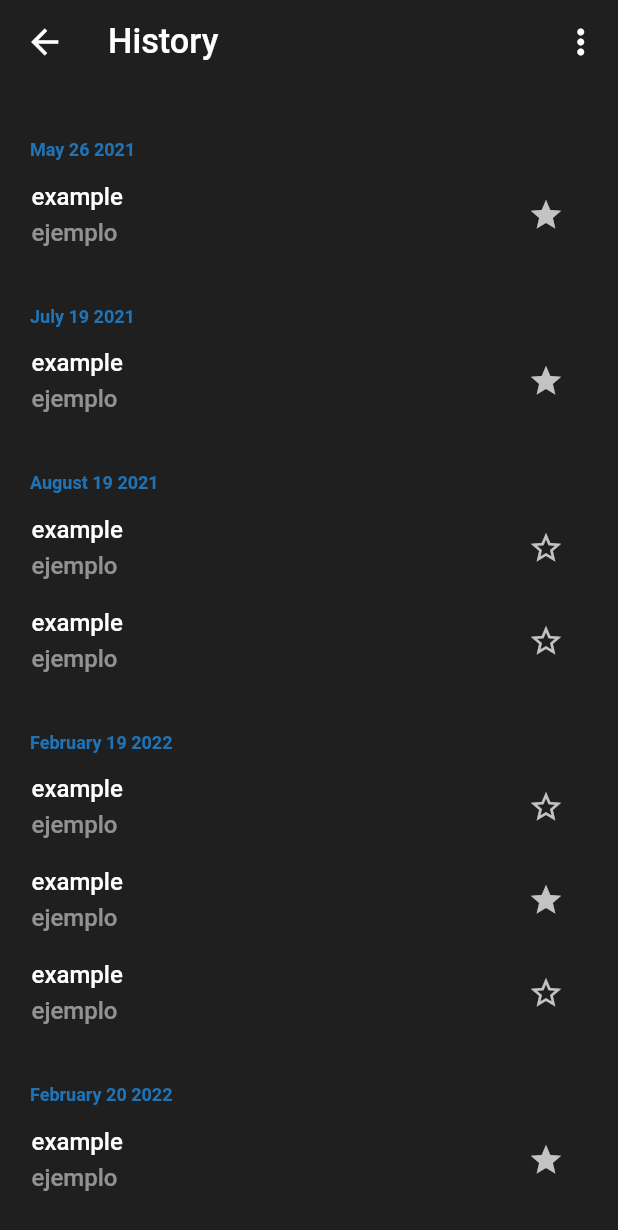
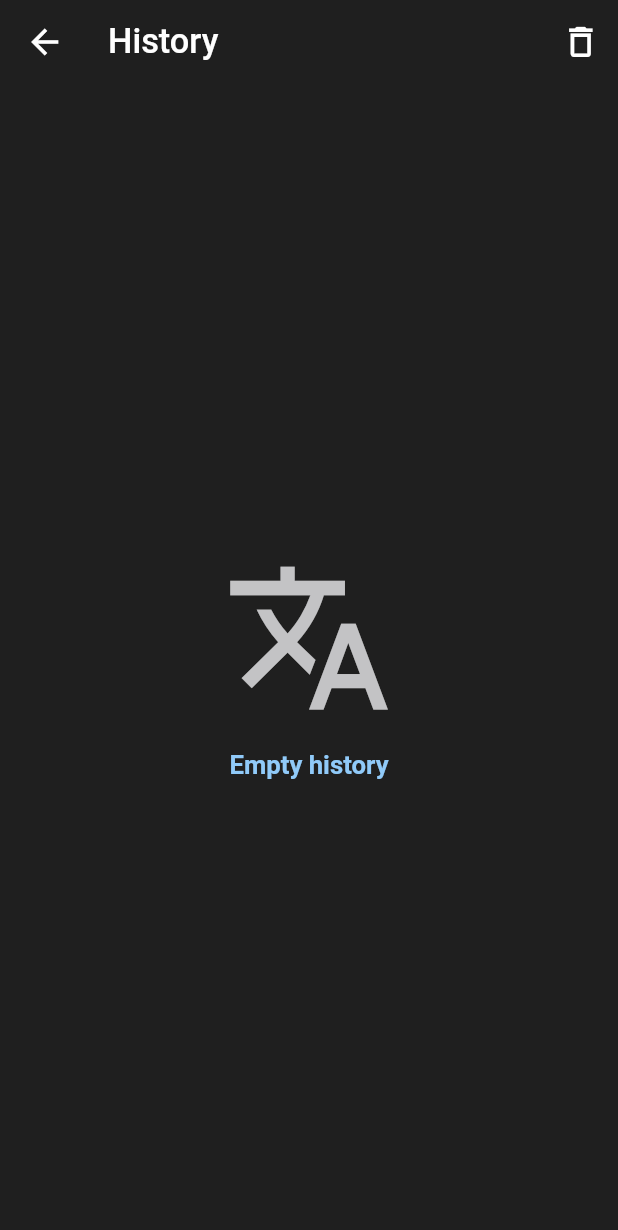
Before and after one commit to camilo1498/flutter_translate_app, a Flutter app: the HistoryPage screen opened directly, on a phone screen of 412 x 824 dp. Shown: the top 1230 px of the screen. Run offline on Flutter 3.47's test engine with Material 2 defaults, Android fonts, the phone set to English and light mode, and no system bars; drawn by our look-alikes of grouped_list; our stand-ins replace dio, flutter_keyboard_visibility, flutter_screenutil, fluttertoast, sqflite; accounts and stored records are empty; statements that could not run were skipped.

Commit message:
add history functionality and refactor controller classes

```diff
--- a/lib/main.dart
+++ b/lib/main.dart
@@ -2,8 +2,9 @@ import 'package:flutter/material.dart';
 import 'package:flutter/services.dart';
 import 'package:flutter_screenutil/flutter_screenutil.dart';
 import 'package:flutter_translator_app/src/presentation/pages/home_page/home_page.dart';
+import 'package:flutter_translator_app/src/presentation/providers/history_provider.dart';
 import 'package:flutter_translator_app/src/presentation/providers/home_page_provider.dart';
-import 'package:flutter_translator_app/src/presentation/providers/select_language_provider.dart';
+import 'package:flutter_translator_app/src/presentation/providers/language_provider.dart';
 import 'package:flutter_translator_app/src/presentation/providers/translate_provider.dart';
 import 'package:provider/provider.dart';
 
@@ -27,7 +28,8 @@ void main() {
     providers: [
       ChangeNotifierProvider(create: (_) => HomePageProvider()),
       ChangeNotifierProvider(create: (_) => TranslateProvider()),
-      ChangeNotifierProvider(create: (_) => SelectLanguageProvider()),
+      ChangeNotifierProvider(create: (_) => LanguageProvider()),
+      ChangeNotifierProvider(create: (_) => HistoryProvider()),
     ],
     child: const MyApp(),
   ));
--- a/lib/src/data/models/History.dart
+++ b/lib/src/data/models/History.dart
@@ -1,6 +1,3 @@
-// ignore_for_file: file_names
-import 'package:flutter_translator_app/src/data/models/language.dart';
-
 class HistoryFields {
   static const String tableHistory = 'history';
   static const String id = '_id';
@@ -13,13 +10,13 @@ class HistoryFields {
 }
 
 class History {
-  String? id;
+  int? id;
   int? timestamp;
   String? originalText;
   String? translationText;
   String? originalTextCode;
   String? translationTextCode;
-  bool? isFavorite;
+  String? isFavorite;
   History({
     this.id,
     this.timestamp,
@@ -29,6 +26,25 @@ class History {
     this.translationTextCode,
     this.isFavorite,
   });
+
+  History copy({
+    int? id,
+    int? timestamp,
+    String? originalText,
+    String? translationText,
+    String? originalTextCode,
+    String? translationTextCode,
+    String? isFavorite,
+}) => History(
+    id: id ?? this.id,
+    timestamp: timestamp ?? this.timestamp,
+    originalText: originalText ?? this.originalText,
+    translationText: translationText ?? this.translationText,
+    originalTextCode: originalTextCode ?? this.originalTextCode,
+    translationTextCode: translationTextCode ?? this.translationTextCode,
+    isFavorite:  isFavorite ?? this.isFavorite
+  );
+
 
   factory History.fromJson(Map<String, dynamic> json) => History(
         id: json["id"],
--- a/lib/src/presentation/pages/history_page/history_page.dart
+++ b/lib/src/presentation/pages/history_page/history_page.dart
@@ -1,43 +1,91 @@
 import 'package:flutter/material.dart';
 import 'package:flutter_screenutil/flutter_screenutil.dart';
+import 'package:flutter_translator_app/src/core/constants/app_colors.dart';
+import 'package:flutter_translator_app/src/data/models/History.dart';
 import 'package:flutter_translator_app/src/presentation/pages/history_page/history_page_controller.dart';
+import 'package:flutter_translator_app/src/presentation/providers/history_provider.dart';
 import 'package:flutter_translator_app/src/presentation/widgets/animations/animated_onTap_button.dart';
 import 'package:grouped_list/grouped_list.dart';
 import 'package:intl/intl.dart';
+import 'package:provider/provider.dart';
 
-class HistoryPage extends StatelessWidget {
+class HistoryPage extends StatefulWidget {
   final ScrollController? listController;
-  HistoryPage({Key? key, this.listController}) : super(key: key);
-  final HistoryPageController _historyPageController = HistoryPageController();
+  const HistoryPage({Key? key, this.listController}) : super(key: key);
+
+  @override
+  State<HistoryPage> createState() => _HistoryPageState();
+}
+
+class _HistoryPageState extends State<HistoryPage> {
+  /// history controller
+  late HistoryPageController _historyPageController ;
+
+  /// parse date time
   DateFormat dateFormat = DateFormat("yyyy-MM-dd HH:mm:ss");
+
+  /// app colors instance
+  final AppColors appColors = AppColors();
+
+  /// screen util instance
   final ScreenUtil screenUtil = ScreenUtil();
+
+  @override
+  void initState() {
+    _historyPageController = HistoryPageController(context: context);
+    super.initState();
+  }
   @override
   Widget build(BuildContext context) {
+
     return NotificationListener<OverscrollIndicatorNotification>(
       onNotification: (overscroll) {
         overscroll.disallowIndicator();
         return false;
       },
-      child: Scaffold(
+      child: Consumer<HistoryProvider>(
+        builder: (_, historyProvider, __){
+          return Scaffold(
             backgroundColor: _historyPageController.appColors.backgroundColor,
             appBar: PreferredSize(
               preferredSize: Size(screenUtil.screenWidth, 170.w),
-          child: historyAppbar(onTap: () {
-            Navigator.pop(context);
-          }),
+              child: HistoryAppBar(
+                onTap: () => Navigator.pop(context),
+                historyPageController: _historyPageController,
               ),
-        body: historyBody(),
+            ),
+            body: HistoryBody(historyProvider: historyProvider, historyPageController: _historyPageController),
+          );
+        },
       ),
     );
   }
+}
 
-  Widget historyAppbar({required Function() onTap}) {
+class HistoryAppBar extends StatelessWidget {
+  final Function() onTap;
+  final HistoryPageController historyPageController;
+  HistoryAppBar({
+    Key? key,
+    required this.onTap,
+    required this.historyPageController
+  }) : super(key: key);
+
+
+  /// app colors instance
+  final AppColors appColors = AppColors();
+
+  /// screen util instance
+  final ScreenUtil screenUtil = ScreenUtil();
+
+  @override
+  Widget build(BuildContext context) {
     return AppBar(
       backgroundColor: Colors.transparent,
       elevation: 0,
       title: Text('History',
           style: TextStyle(
-              color: _historyPageController.appColors.colorText1,
+              color: historyPageController.appColors.colorText1,
               fontSize: 60.sp)),
       leading: Padding(
         padding: EdgeInsets.only(left: 10.w),
@@ -54,11 +102,9 @@ class HistoryPage extends StatelessWidget {
         Padding(
           padding: EdgeInsets.only(right: 30.w),
           child: AnimatedOnTapButton(
-            onTap: () {
-              /// open setting page
-            },
+            onTap: historyPageController.deleteAllHistory,
             child: Icon(
-              Icons.more_vert,
+              Icons.delete_outline,
               color: Colors.white,
               size: 70.w,
             ),
@@ -67,29 +113,57 @@ class HistoryPage extends StatelessWidget {
       ],
     );
   }
+}
 
-  Widget historyBody() {
+class HistoryBody extends StatelessWidget {
+  final HistoryProvider historyProvider;
+  final HistoryPageController historyPageController;
+
+  HistoryBody({
+    Key? key,
+    required this.historyProvider,
+    required this.historyPageController
+  }) : super(key: key);
+
+  /// parse date time
+  DateFormat dateFormat = DateFormat("yyyy-MM-dd HH:mm:ss");
+
+  /// app colors instance
+  final AppColors appColors = AppColors();
+
+  /// screen util instance
+  final ScreenUtil screenUtil = ScreenUtil();
+
+  /// list controller
+  final ScrollController? listController = ScrollController();
+  @override
+  Widget build(BuildContext context) {
+    return Consumer<HistoryProvider>(
+      builder: (_, historyProvider, __){
         return Material(
           color: Colors.transparent,
-      child: Padding(
+          child: historyProvider.historyList.isNotEmpty
+              ? Padding(
             padding: const EdgeInsets.only(bottom: 20),
-        child: GroupedListView<dynamic, String>(
-          elements: _historyPageController.elements,
+            child: GroupedListView<History, String>(
+              elements: historyProvider.historyList,
               reverse: true,
               controller: listController,
-          groupBy: (element) => element['date'],
+              groupBy: (element) {
+                DateTime _parse = DateTime.fromMillisecondsSinceEpoch(element.timestamp!);
+                DateTime _date = DateTime.parse(dateFormat.parse(_parse.toString()).toString());
+                return '${historyPageController.months[_date.month - 1]} ${_date.day} ${_date.year}';
+              },
               groupComparator: (value1, value2) => value2.compareTo(value1),
               itemComparator: (item1, item2) =>
-              item1['date'].compareTo(item2['date']),
-          order: GroupedListOrder.ASC,
-          // useStickyGroupSeparators: true,
+                  item1.timestamp.toString().compareTo(item2.timestamp.toString()),
+              order: GroupedListOrder.DESC,
               groupSeparatorBuilder: (String value) {
-            DateTime _date = DateTime.parse(dateFormat.parse(value).toString());
                 return Padding(
                   padding: const EdgeInsets.only(
                       left: 20, right: 20, top: 30, bottom: 5),
                   child: Text(
-                '${_historyPageController.months[_date.month - 1]} ${_date.day} ${_date.year}',
+                    value,
                     textAlign: TextAlign.left,
                     style: TextStyle(
                         fontSize: 12,
@@ -106,39 +180,63 @@ class HistoryPage extends StatelessWidget {
                       crossAxisAlignment: CrossAxisAlignment.start,
                       children: [
                         Text(
-                      element['originalText'],
+                          element.originalText.toString(),
                           textAlign: TextAlign.left,
                           style: TextStyle(
-                          color: _historyPageController.appColors.colorText1,
+                              color: historyPageController.appColors.colorText1,
                               fontWeight: FontWeight.w500),
                         ),
                         const SizedBox(
                           height: 5,
                         ),
                         Text(
-                      element['translatedText'],
+                          element.translationText.toString(),
                           textAlign: TextAlign.left,
                           style: TextStyle(
-                          color: _historyPageController.appColors.colorText2
+                              color: historyPageController.appColors.colorText2
                                   .withOpacity(0.7),
                               fontWeight: FontWeight.w500),
                         )
                       ],
                     ),
-                trailing: Padding(
-                  padding: const EdgeInsets.symmetric(
-                    horizontal: 15,
+                    trailing: Icon(
+                      element.isFavorite == 'true' ? Icons.star : Icons.star_border,
+                      color: historyPageController.appColors.iconColor2,
                     ),
-                  child: Icon(
-                    element['isFavorite'] ? Icons.star : Icons.star_border,
-                    color: _historyPageController.appColors.iconColor2,
+                  ),
+                );
+              },
+            ),
+          )
+              : IgnorePointer(
+            ignoring: true,
+            child: Center(
+              child: Column(
+                mainAxisSize: MainAxisSize.max,
+                crossAxisAlignment: CrossAxisAlignment.center,
+                mainAxisAlignment: MainAxisAlignment.center,
+                children: [
+                  Icon(
+                    Icons.translate,
+                    color: appColors.iconColor2,
+                    size: 300.w,
+                  ),
+                  40.verticalSpace,
+                  Text(
+                    'Empty history',
+                    textAlign: TextAlign.left,
+                    style: TextStyle(
+                        color: Colors.blue[200]!,
+                        fontSize: 45.sp,
+                        fontWeight: FontWeight.w600
+                    ),
+                  ),
+                ],
               ),
             ),
           ),
         );
       },
-        ),
-      ),
     );
   }
 }
--- a/lib/src/presentation/pages/history_page/history_page_controller.dart
+++ b/lib/src/presentation/pages/history_page/history_page_controller.dart
@@ -1,6 +1,19 @@
+import 'package:flutter/cupertino.dart';
 import 'package:flutter_translator_app/src/core/constants/app_colors.dart';
+import 'package:flutter_translator_app/src/data/sources/local_db/translator_batabase.dart';
+import 'package:flutter_translator_app/src/presentation/providers/history_provider.dart';
+import 'package:provider/provider.dart';
 
 class HistoryPageController {
+  /// context
+  final BuildContext context;
+  /// providers
+  late HistoryProvider _historyProvider;
+  HistoryPageController({
+    required this.context
+}){
+    _historyProvider = Provider.of<HistoryProvider>(context, listen: false);
+  }
   /// app color instance
   final AppColors appColors = AppColors();
 
@@ -20,85 +33,13 @@ class HistoryPageController {
     'December'
   ];
 
-  /// schema history model
-  List elements = [
-    {
-      'date': '2019-07-19 8:40:23',
-      'originalText': 'example',
-      'translatedText': 'ejemplo',
-      'isFavorite': true
-    },
-    {
-      'date': '2019-09-19 8:40:23',
-      'originalText': 'example',
-      'translatedText': 'ejemplo',
-      'isFavorite': false
-    },
-    {
-      'date': '2019-09-19 8:40:23',
-      'originalText': 'example',
-      'translatedText': 'ejemplo',
-      'isFavorite': false
-    },
-    {
-      'date': '2019-09-19 8:40:23',
-      'originalText': 'example',
-      'translatedText': 'ejemplo',
-      'isFavorite': false
-    },
-    {
-      'date': '2020-01-14 8:40:23',
-      'originalText': 'example',
-      'translatedText': 'ejemplo',
-      'isFavorite': false
-    },
-    {
-      'date': '2021-02-115 8:40:23',
-      'originalText': 'example',
-      'translatedText': 'ejemplo',
-      'isFavorite': true
-    },
-    {
-      'date': '2021-07-19 8:40:23',
-      'originalText': 'example',
-      'translatedText': 'ejemplo',
-      'isFavorite': true
-    },
-    {
-      'date': '2021-08-19 8:40:23',
-      'originalText': 'example',
-      'translatedText': 'ejemplo',
-      'isFavorite': false
-    },
-    {
-      'date': '2021-08-19 8:40:23',
-      'originalText': 'example',
-      'translatedText': 'ejemplo',
-      'isFavorite': false
-    },
-    {
-      'date': '2022-02-19 8:40:23',
-      'originalText': 'example',
-      'translatedText': 'ejemplo',
-      'isFavorite': false
-    },
-    {
-      'date': '2022-02-19 8:40:23',
-      'originalText': 'example',
-      'translatedText': 'ejemplo',
-      'isFavorite': true
-    },
-    {
-      'date': '2022-02-19 8:40:23',
-      'originalText': 'example',
-      'translatedText': 'ejemplo',
-      'isFavorite': false
-    },
-    {
-      'date': '2022-02-20 8:40:23',
-      'originalText': 'example',
-      'translatedText': 'ejemplo',
-      'isFavorite': true
-    },
-  ];
+  Future getHistory() async{
+    _historyProvider.historyList = await TranslateDataBase.instance.readHistory();
+  }
+
+  Future deleteAllHistory() async{
+    await TranslateDataBase.instance.deleteAllHistory().then((_) async{
+      _historyProvider.historyList = await TranslateDataBase.instance.readHistory();
+    });
+  }
 }
--- /dev/null
+++ b/lib/src/presentation/providers/history_provider.dart
@@ -0,0 +1,20 @@
+import 'package:flutter/material.dart';
+import 'package:flutter_translator_app/src/data/models/History.dart';
+
+class HistoryProvider extends ChangeNotifier {
+
+  bool _isLoading = false;
+  bool get isLoading => _isLoading;
+  set isLoading(bool loading){
+    _isLoading = loading;
+    notifyListeners();
+  }
+
+  List<History> _historyList = [];
+  List<History> get historyList => _historyList;
+  set historyList(List<History> history){
+    _historyList = history;
+    notifyListeners();
+  }
+
+}
--- a/lib/src/presentation/providers/select_language_provider.dart
+++ b/lib/src/presentation/providers/language_provider.dart
@@ -2,7 +2,7 @@ import 'package:flutter/material.dart';
 import 'package:flutter_translator_app/src/core/constants/languages.dart';
 import 'package:flutter_translator_app/src/data/models/language.dart';
 
-class SelectLanguageProvider extends ChangeNotifier {
+class LanguageProvider extends ChangeNotifier {
   /// parse language list to language model object
   Future<List<Language>> getLanguages() async {
     List<Language> _languages = [];
```
Also changed, not shown: lib/src/data/sources/local_db/translator_batabase.dart (+55 -8 lines), lib/src/presentation/pages/home_page/home_page.dart (+43 -24 lines), lib/src/presentation/pages/home_page/home_page_controller.dart (+28 -10 lines), lib/src/presentation/pages/select_language_page/select_language_controller.dart (+4 -3 lines), lib/src/presentation/pages/select_language_page/select_language_page.dart (+5 -5 lines), lib/src/presentation/pages/translate_page/translate_page.dart (+18 -20 lines), lib/src/presentation/pages/translate_page/translate_page_controller.dart (+116 -77 lines). Lines whose indentation alone changed are shown as unchanged.
